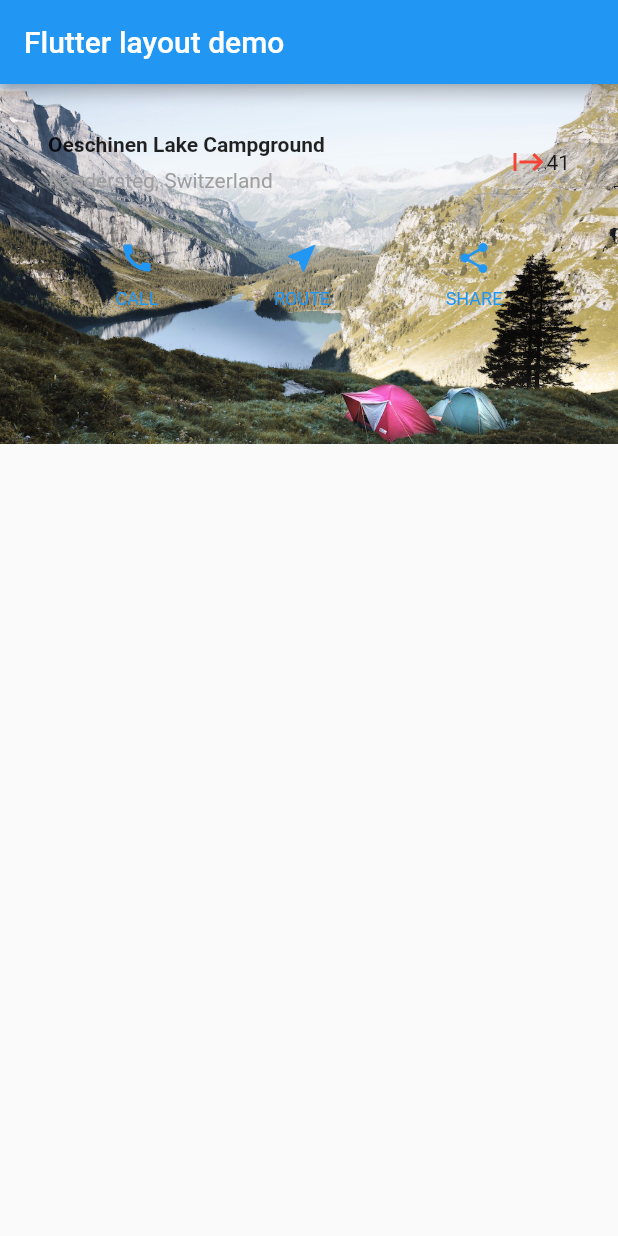
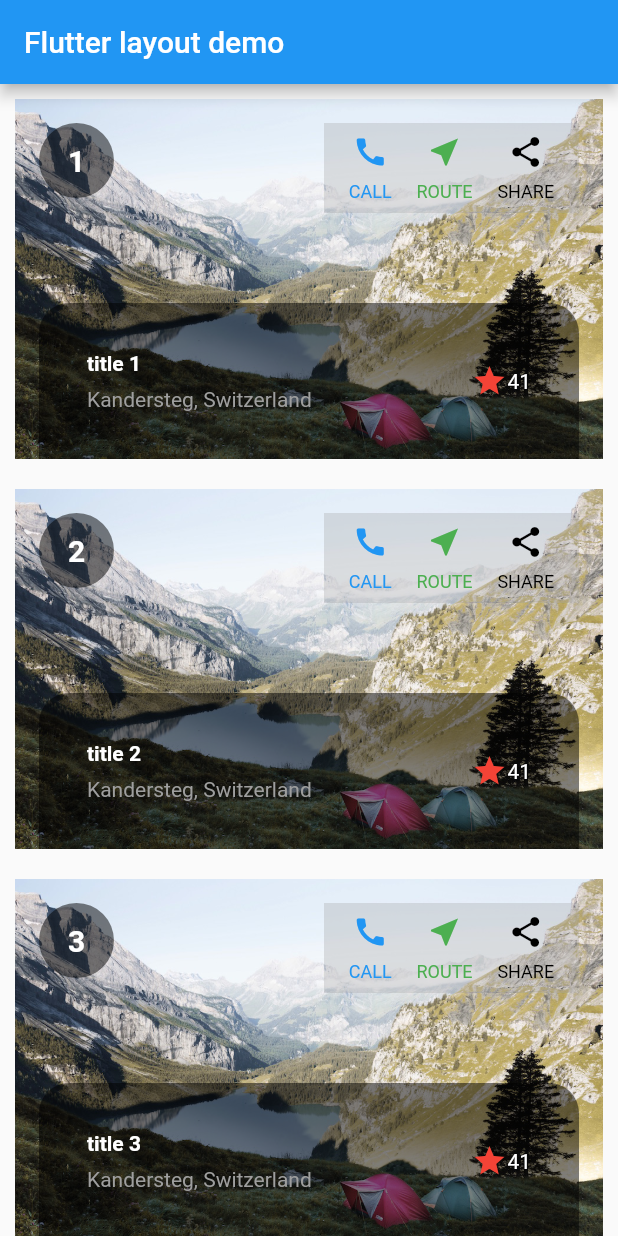
Before and after one commit to Vitalikkov/home_work1, a Flutter app: the screen it shows after launch, on a phone screen of 412 x 824 dp. Run offline on Flutter 3.47's test engine with Material 2 defaults, Android fonts, the phone set to English and light mode, and no system bars.

```diff
--- /dev/null
+++ b/lib/button.dart
@@ -0,0 +1,45 @@
+import 'package:flutter/material.dart';
+
+class Button extends StatelessWidget {
+  @override
+  Widget build(BuildContext context) {
+    return Container(
+      width: 170,
+      height: 60,
+      color: Colors.grey.withOpacity(0.3),
+      child: buttonSection(),
+    );
+  }
+
+  Widget buttonSection() {
+    return Row(
+      mainAxisAlignment: MainAxisAlignment.spaceEvenly,
+      children: [
+        _buildButtonColumn(Colors.blue, Icons.call, 'CALL'),
+        _buildButtonColumn(Colors.green, Icons.near_me, 'ROUTE'),
+        _buildButtonColumn(Colors.black, Icons.share, 'SHARE'),
+      ],
+    );
+  }
+
+  Column _buildButtonColumn(Color color, IconData icon, String label) {
+    return Column(
+      mainAxisSize: MainAxisSize.min,
+      mainAxisAlignment: MainAxisAlignment.center,
+      children: [
+        Icon(icon, color: color),
+        Container(
+          margin: const EdgeInsets.only(top: 8),
+          child: Text(
+            label,
+            style: TextStyle(
+              fontSize: 12,
+              fontWeight: FontWeight.w400,
+              color: color,
+            ),
+          ),
+        ),
+      ],
+    );
+  }
+}
--- /dev/null
+++ b/lib/card.dart
@@ -0,0 +1,90 @@
+import 'package:flutter/material.dart';
+import 'package:home_work1/aboutCard.dart';
+import 'package:home_work1/button.dart';
+import 'package:home_work1/main.dart';
+import 'package:home_work1/title.dart';
+
+class MyCard extends StatelessWidget {
+
+  final CardInfo cardInfo;
+  final VoidCallback onTap;
+
+  const MyCard({Key? key, required this.cardInfo, required this.onTap}): super(key: key);
+
+
+  Widget textSection(){
+    return const Padding(
+      padding: EdgeInsets.all(32),
+      child: Text(
+        'Lake Oeschinen lies at the foot of the Blüemlisalp in the Bernese '
+            'Alps. Situated 1,578 meters above sea level, it is one of the '
+            'larger Alpine Lakes. A gondola ride from Kandersteg, followed by a '
+            'half-hour walk through pastures and pine forest, leads you to the '
+            'lake, which warms to 20 degrees Celsius in the summer. Activities '
+            'enjoyed here include rowing, and riding the summer toboggan run.',
+        softWrap: true,
+      ),
+    );
+  }
+
+  @override
+  Widget build(BuildContext context){
+    return  GestureDetector(
+      onTap: onTap,
+      child: Stack(
+        children:[
+          Image.asset(
+            'images/lake.jpg',
+            width: 600,
+            height: 240,
+            fit: BoxFit.cover,
+          ),
+          Positioned(
+            top: 16,
+            right: 16,
+            child: Button()
+          ),
+          Positioned(
+            bottom: 0,
+            left: 0,
+            right: 0,
+            child: Container(
+              decoration: BoxDecoration(
+                borderRadius: const BorderRadius.only(
+                  topLeft: Radius.circular(20),
+                  topRight: Radius.circular(20),
+                ),
+                color: Colors.black.withOpacity(0.5),
+              ),
+              margin: const EdgeInsets.only(left: 16, right: 16),
+              child: TitleSection(title: cardInfo.title),
+            ),
+          ),
+          Positioned(
+              top: 16,
+              left: 16,
+              child: Container(
+                width: 50,
+                height: 50,
+                decoration: BoxDecoration(
+                  shape: BoxShape.circle,
+                  color: Colors.black.withOpacity(0.5),
+                ),
+                child: Center(
+                  child: Text(
+                    '${cardInfo.numberCard+1}',
+                    style: const TextStyle(
+                      color: Colors.white,
+                      fontSize: 20,
+                      fontWeight: FontWeight.bold,
+                    ),
+                  ),
+                ),
+              )
+          ),
+        ],
+      ),
+    );
+  }
+
+}
--- a/lib/main.dart
+++ b/lib/main.dart
@@ -1,82 +1,55 @@
 import 'package:flutter/material.dart';
+import './card.dart';
+import 'aboutCard.dart';
 
 void main() {
   runApp(const MyApp());
 }
 
-class MyApp extends StatelessWidget {
+class MyApp extends StatefulWidget {
   const MyApp({super.key});
 
-  Color color(BuildContext context) {
-    return Theme.of(context).primaryColor;
+  @override
+  State<MyApp> createState() => _MyAppState();
+}
+
+class _MyAppState extends State<MyApp> {
+
+  final List<CardInfo> _listOfCard = [];
+
+  @override
+  void initState() {
+    genereteCardInfo();
+
+    super.initState();
+  }
+  void genereteCardInfo(){
+    for (int i = 0; i < 5; i++){
+      _listOfCard.add(
+        CardInfo(
+          title: 'title ${i+1}',
+          numberCard: i,
+        )
+      );
+    }
   }
 
-  Widget buttonSection(BuildContext context) {
+  void updateCard(CardInfo newCardInfo) {
+    setState(() {
+      _listOfCard[newCardInfo.numberCard] = newCardInfo;
+    });
 
-    return Row(
-      mainAxisAlignment: MainAxisAlignment.spaceEvenly,
-      children: [
-        _buildButtonColumn(color(context), Icons.call, 'CALL'),
-        _buildButtonColumn(color(context), Icons.near_me, 'ROUTE'),
-        _buildButtonColumn(color(context), Icons.share, 'SHARE'),
-      ],
-    );
   }
 
-  Widget titleSection(){
-    return Container(
-      padding: const EdgeInsets.all(32),
-      child: Row(
-        children:[
-          Expanded(
-            child: Column(
-              crossAxisAlignment: CrossAxisAlignment.start,
-              children: [
-                Container(
-                  padding: const EdgeInsets.only(bottom: 8),
-                  child: const Text(
-                    'Oeschinen Lake Campground',
-                    style: TextStyle(
-                      fontWeight: FontWeight.bold,
-                    ),
-                  ),
-                ),
-                Text(
-                  'Kandersteg, Switzerland',
-                  style: TextStyle(
-                    color: Colors.grey[500],
-                  ),
-                )
-              ],
-            ),
-          ),
-          Icon(
-            Icons.start,
-            color: Colors.red[500],
-          ),
-          const Text('41'),
-        ],
+
+
+  Future<void> pushToAbout(CardInfo cardInfo, BuildContext context) async{
+    Navigator.push(
+      context,
+      MaterialPageRoute(builder: (context) => AboutPage(cardInfo: cardInfo),
       ),
     );
   }
-
-  Widget textSection(){
-    return const Padding(
-      padding: EdgeInsets.all(32),
-      child: Text(
-        'Lake Oeschinen lies at the foot of the Blüemlisalp in the Bernese '
-            'Alps. Situated 1,578 meters above sea level, it is one of the '
-            'larger Alpine Lakes. A gondola ride from Kandersteg, followed by a '
-            'half-hour walk through pastures and pine forest, leads you to the '
-            'lake, which warms to 20 degrees Celsius in the summer. Activities '
-            'enjoyed here include rowing, and riding the summer toboggan run.',
-        softWrap: true,
-      ),
-    );
-  }
-
-
-  // This widget is the root of your application.
   @override
   Widget build(BuildContext context) {
     return MaterialApp(
@@ -85,46 +58,38 @@ class MyApp extends StatelessWidget {
         appBar: AppBar(
           title: const Text('Flutter layout demo'),
         ),
-        body: Stack(
-          children:[
-            Image.asset(
-              'images/lake.jpg',
-              width: 600,
-              height: 240,
-              fit: BoxFit.cover,
-            ),
-        ListView(
-            children: [
-              titleSection(),
-              buttonSection(context),
-            ],
-          ],
+        body: ListView.builder(
+          itemCount: _listOfCard.length,
+          itemBuilder: (context, index) {
+            return  Padding(
+              padding: const EdgeInsets.all(10),
+              child: MyCard(
+                cardInfo: _listOfCard[index],
+                onTap: () async {
+                 final newCardInfo =  await Navigator.push<CardInfo>(
+                    context,
+                    MaterialPageRoute(builder: (_) => AboutPage(cardInfo:  _listOfCard[index])
+                    ),
+                  );
+
+                 if(newCardInfo != null){
+                   updateCard(newCardInfo);
+                 }
+                },
+              ),
+            );
+          }
         ),
       ),
     );
   }
+}
 
+class CardInfo {
+  String title;
+  final int numberCard;
+  final String imageUrl;
 
-
-  Column _buildButtonColumn(Color color, IconData icon, String label) {
-    return Column(
-      mainAxisSize: MainAxisSize.min,
-      mainAxisAlignment: MainAxisAlignment.center,
-      children: [
-        Icon(icon, color: color),
-        Container(
-          margin: const EdgeInsets.only(top: 8),
-          child: Text(
-            label,
-            style: TextStyle(
-              fontSize: 12,
-              fontWeight: FontWeight.w400,
-              color: color,
-            ),
-          ),
-        ),
-      ],
-    );
-  }
+  CardInfo({required this.title, required this.numberCard, this.imageUrl = './images/lake.jpg'});
 
 }
--- /dev/null
+++ b/lib/title.dart
@@ -0,0 +1,51 @@
+import 'package:flutter/material.dart';
+
+class TitleSection extends StatelessWidget {
+  final String title;
+
+  const TitleSection({required this.title});
+
+  @override
+  Widget build(BuildContext context) {
+    return Container(
+      padding: const EdgeInsets.all(32),
+      child: Row(
+        children: [
+          Expanded(
+            child: Column(
+              crossAxisAlignment: CrossAxisAlignment.start,
+              children: [
+                Container(
+                  padding: const EdgeInsets.only(bottom: 8),
+                  child: Text(
+                    title,
+                    style: const TextStyle(
+                      fontWeight: FontWeight.bold,
+                      color: Colors.white,
+                    ),
+                  ),
+                ),
+                Text(
+                  'Kandersteg, Switzerland',
+                  style: TextStyle(
+                    color: Colors.grey[500],
+                  ),
+                ),
+              ],
+            ),
+          ),
+          Icon(
+            Icons.star,
+            color: Colors.red[500],
+          ),
+          const Text(
+            '41',
+            style: TextStyle(
+              color: Colors.white,
+            ),
+          ),
+        ],
+      ),
+    );
+  }
+}
```
Also changed, not shown: lib/aboutCard.dart (added, +105 -0 lines).
